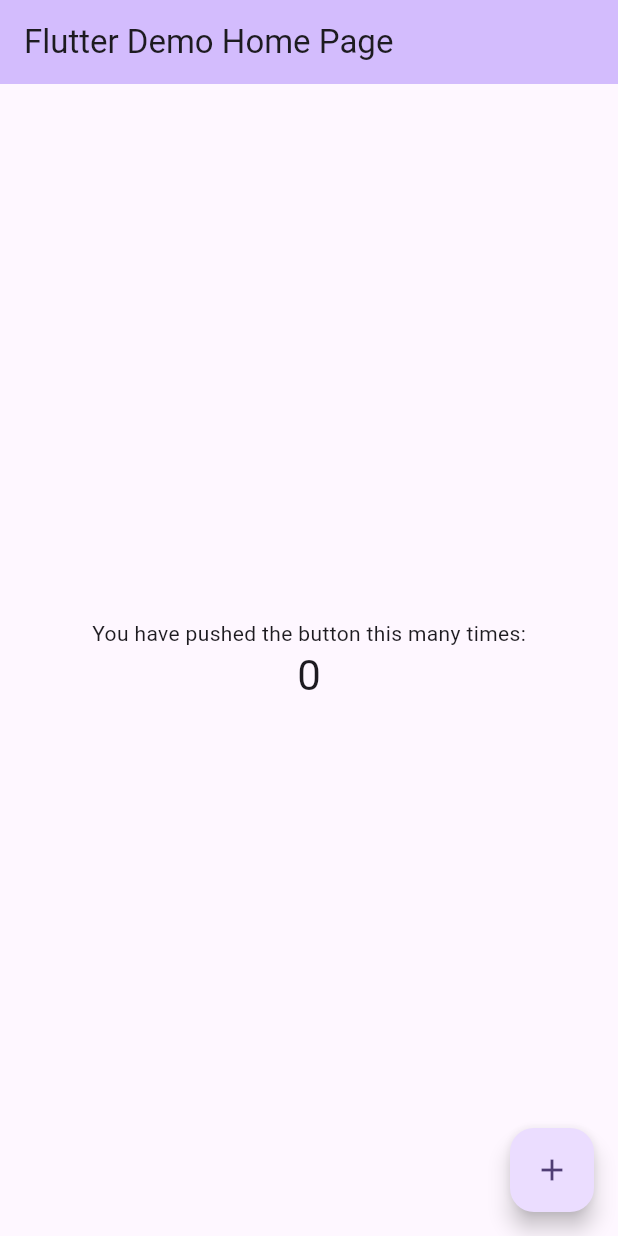
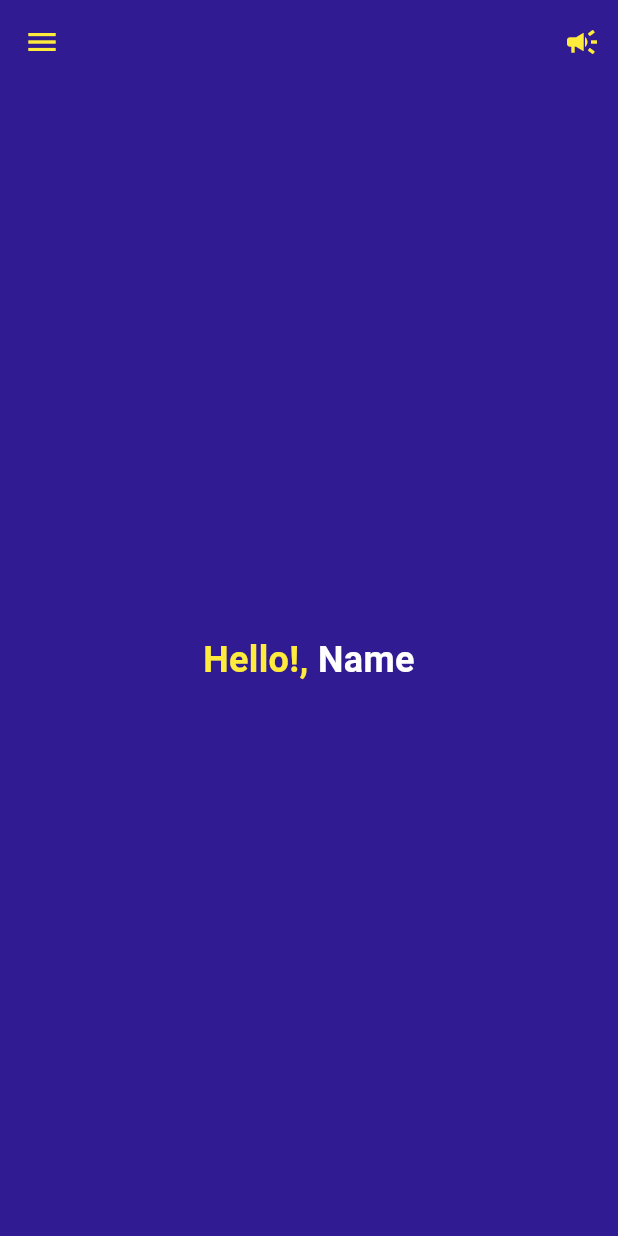
Before and after one commit to ParthTagalpallewar/safe_box, a Flutter app: the screen it shows after launch, on a phone screen of 412 x 824 dp. Run offline on Flutter 3.47's test engine with Material 3 defaults, Android fonts, the phone set to English and light mode, and no system bars.

Commit message:
home page commited

```diff
--- a/lib/main.dart
+++ b/lib/main.dart
@@ -1,4 +1,5 @@
 import 'package:flutter/material.dart';
+import 'screens/home_screen.dart';
 
 void main() {
   runApp(const MyApp());
@@ -31,7 +32,7 @@
         colorScheme: ColorScheme.fromSeed(seedColor: Colors.deepPurple),
         useMaterial3: true,
       ),
-      home: const MyHomePage(title: 'Flutter Demo Home Page'),
+      home: const HomeScreen(),
     );
   }
 }
--- /dev/null
+++ b/lib/screens/home_screen.dart
@@ -0,0 +1,110 @@
+import 'package:flutter/material.dart';
+
+class HomeScreen extends StatefulWidget {
+  const HomeScreen({super.key});
+
+  @override
+  State<HomeScreen> createState() => _HomeScreenState();
+}
+
+class _HomeScreenState extends State<HomeScreen> {
+  @override
+  Widget build(BuildContext context) {
+    return Scaffold(
+      drawer: Drawer(
+        backgroundColor: Colors.deepPurple[900],
+        child: ListView(
+          padding: EdgeInsets.zero,
+          children: <Widget>[
+            UserAccountsDrawerHeader(
+              decoration: BoxDecoration(color: Colors.deepPurple[700]),
+              accountName: const Text("Profile Name",
+                  style: TextStyle(color: Colors.white)),
+              accountEmail: null,
+              currentAccountPicture: CircleAvatar(
+                backgroundColor: Colors.white24,
+                child: const Text("Profile Picture",
+                    textAlign: TextAlign.center,
+                    style: TextStyle(fontSize: 12, color: Colors.white)),
+              ),
+            ),
+            ListTile(
+              title:
+                  const Text('All Apps', style: TextStyle(color: Colors.white)),
+              onTap: () {},
+            ),
+            ListTile(
+              title:
+                  const Text('All Apps', style: TextStyle(color: Colors.white)),
+              onTap: () {},
+            ),
+            ListTile(
+              title:
+                  const Text('All Apps', style: TextStyle(color: Colors.white)),
+              onTap: () {},
+            ),
+            ListTile(
+              title:
+                  const Text('All Apps', style: TextStyle(color: Colors.white)),
+              onTap: () {},
+            ),
+            const Divider(color: Colors.white54),
+            ListTile(
+              title:
+                  const Text('Settings', style: TextStyle(color: Colors.white)),
+              onTap: () {},
+            ),
+            ListTile(
+              title:
+                  const Text('Logout', style: TextStyle(color: Colors.white)),
+              onTap: () {},
+            ),
+          ],
+        ),
+      ),
+      appBar: AppBar(
+        backgroundColor: Colors.deepPurple[900],
+        leading: Builder(
+          builder: (context) => IconButton(
+            icon: const Icon(Icons.menu, color: Colors.yellow),
+            onPressed: () {
+              Scaffold.of(context).openDrawer();
+            },
+          ),
+        ),
+        actions: [
+          IconButton(
+            icon: const Icon(Icons.campaign, color: Colors.yellow),
+            onPressed: () {},
+          ),
+        ],
+      ),
+      body: Container(
+        color: Colors.deepPurple[900],
+        width: double.infinity,
+        height: double.infinity,
+        child: const Center(
+          child: Text.rich(
+            TextSpan(
+              children: [
+                TextSpan(
+                    text: "Hello!, ",
+                    style: TextStyle(
+                        fontSize: 24,
+                        fontWeight: FontWeight.bold,
+                        color: Colors.yellow)),
+                TextSpan(
+                    text: "Name",
+                    style: TextStyle(
+                        fontSize: 24,
+                        fontWeight: FontWeight.bold,
+                        color: Colors.white)),
+              ],
+            ),
+            textAlign: TextAlign.center,
+          ),
+        ),
+      ),
+    );
+  }
+}
```
Also changed, not shown: pubspec.lock.
